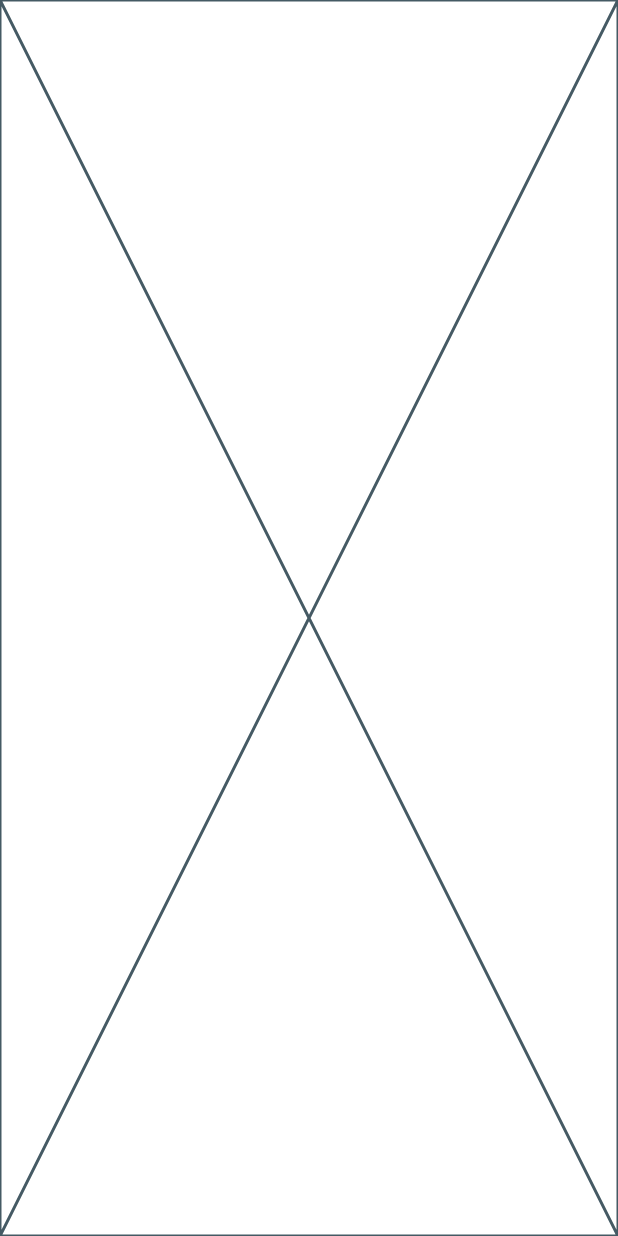
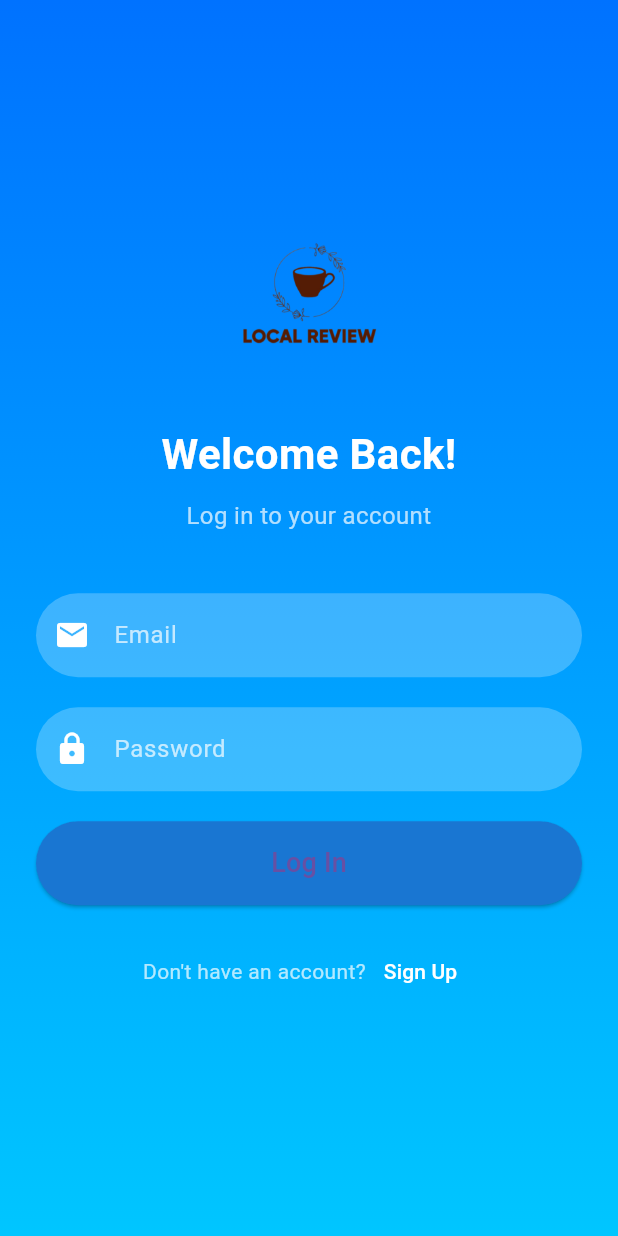
Before and after one commit to gigleson/localreview, a Flutter app: the screen it shows after launch, on a phone screen of 412 x 824 dp. Run offline on Flutter 3.47's test engine with Material 3 defaults, Android fonts, the phone set to English and light mode, and no system bars.

Commit message:
changed the logo and added the login in screen

```diff
--- a/lib/app.dart
+++ b/lib/app.dart
@@ -8,7 +8,6 @@ class App extends StatelessWidget {
   @override
   Widget build(BuildContext context) {
     return  MaterialApp(
-
       title: "Local Review",
       home: SplashScreenView(),
     );
--- /dev/null
+++ b/lib/view/login_screen_view.dart
@@ -0,0 +1,145 @@
+import 'package:flutter/material.dart';
+
+
+class LoginScreenView extends StatelessWidget {
+  const LoginScreenView({super.key});
+
+  @override
+  Widget build(BuildContext context) {
+    final TextEditingController emailController = TextEditingController();
+    final TextEditingController passwordController = TextEditingController();
+    return Scaffold(
+      body: Container(
+        decoration: const BoxDecoration(
+          gradient: LinearGradient(
+            colors: [Color(0xFF0072FF), Color(0xFF00C6FF)],
+            begin: Alignment.topCenter,
+            end: Alignment.bottomCenter,
+          ),
+        ),
+        child: SafeArea(
+          child: Center(
+            child: SingleChildScrollView(
+              padding: const EdgeInsets.symmetric(horizontal: 24.0),
+              child: Column(
+                mainAxisAlignment: MainAxisAlignment.center,
+                crossAxisAlignment: CrossAxisAlignment.stretch,
+                children: [
+                  // App Logo
+                  Image.asset(
+                    'assets/images/logo.png',
+                    height: 100,
+                    width: 100,
+                  ),
+                  const SizedBox(height: 30),
+
+                  // Welcome Text
+                  const Text(
+                    'Welcome Back!',
+                    textAlign: TextAlign.center,
+                    style: TextStyle(
+                      fontSize: 28,
+                      fontWeight: FontWeight.bold,
+                      color: Colors.white,
+                    ),
+                  ),
+                  const SizedBox(height: 10),
+                  const Text(
+                    'Log in to your account',
+                    textAlign: TextAlign.center,
+                    style: TextStyle(
+                      fontSize: 16,
+                      color: Colors.white70,
+                    ),
+                  ),
+                  const SizedBox(height: 40),
+
+                  // Email TextField
+                  _buildTextField(
+                    controller: emailController,
+                    hintText: 'Email',
+                    icon: Icons.email,
+                  ),
+                  const SizedBox(height: 20),
+
+                  // Password TextField
+                  _buildTextField(
+                    controller: passwordController,
+                    hintText: 'Password',
+                    icon: Icons.lock,
+                    obscureText: true,
+                  ),
+                  const SizedBox(height: 20),
+
+                  // Login Button
+                  ElevatedButton(
+                    onPressed: () {
+                      // Handle Login
+                    },
+                    style: ElevatedButton.styleFrom(
+                      padding: const EdgeInsets.symmetric(vertical: 15),
+                      shape: RoundedRectangleBorder(
+                        borderRadius: BorderRadius.circular(30),
+                      ),
+                      backgroundColor: Colors.blue.shade700,
+                    ),
+                    child: const Text(
+                      'Log In',
+                      style: TextStyle(fontSize: 18),
+                    ),
+                  ),
+                  const SizedBox(height: 20),
+
+                  // Sign-Up Link
+                  Row(
+                    mainAxisAlignment: MainAxisAlignment.center,
+                    children: [
+                      const Text(
+                        "Don't have an account?",
+                        style: TextStyle(color: Colors.white70),
+                      ),
+                      TextButton(
+                        onPressed: () {
+                          // Navigate to Sign-Up Screen
+                        },
+                        child: const Text(
+                          'Sign Up',
+                          style: TextStyle(color: Colors.white),
+                        ),
+                      ),
+                    ],
+                  ),
+                ],
+              ),
+            ),
+          ),
+        ),
+      ),
+    );
+  }
+
+  // A helper function to build styled TextFields
+  Widget _buildTextField({
+    required TextEditingController controller,
+    required String hintText,
+    required IconData icon,
+    bool obscureText = false,
+  }) {
+    return TextField(
+      controller: controller,
+      obscureText: obscureText,
+      style: const TextStyle(color: Colors.white),
+      decoration: InputDecoration(
+        hintText: hintText,
+        hintStyle: const TextStyle(color: Colors.white70),
+        filled: true,
+        fillColor: Colors.white24,
+        prefixIcon: Icon(icon, color: Colors.white),
+        border: OutlineInputBorder(
+          borderRadius: BorderRadius.circular(30),
+          borderSide: BorderSide.none,
+        ),
+      ),
+    );
+  }
+}
--- a/lib/view/splash_screen_view.dart
+++ b/lib/view/splash_screen_view.dart
@@ -1,6 +1,7 @@
 import 'dart:async';
 
 import 'package:flutter/material.dart';
+import 'package:localreview/view/login_screen_view.dart';
 
 class SplashScreenView extends StatefulWidget {
   const SplashScreenView({super.key});
@@ -16,7 +17,7 @@ class _SplashScreenViewState extends State<SplashScreenView> {
     Timer(const Duration(seconds: 3), () {
       Navigator.pushReplacement(
         context,
-        MaterialPageRoute(builder: (context) => const Placeholder()),
+        MaterialPageRoute(builder: (context) => const LoginScreenView()),
       );
     });
   }
@@ -39,16 +40,12 @@ class _SplashScreenViewState extends State<SplashScreenView> {
               // Logo
               Image.asset(
                 'assets/images/logo.png',
-                width: 150, // Adjust size as needed
+                width: 150,
                 height: 150,
               ),
-              // const Icon(
-              //   Icons.location_pin,
-              //   color: Colors.white,
-              //   size: 100,
-              // ),
+
               const SizedBox(height: 20),
-              // App Name
+
               const Text(
                 'LocalReview',
                 style: TextStyle(
@@ -58,7 +55,7 @@ class _SplashScreenViewState extends State<SplashScreenView> {
                 ),
               ),
               const SizedBox(height: 40),
-              // Loading Indicator
+
               const CircularProgressIndicator(
                 color: Color.fromRGBO(215, 197, 197, 1),
               ),
```
Also changed, not shown: assets/images/logo.png.
